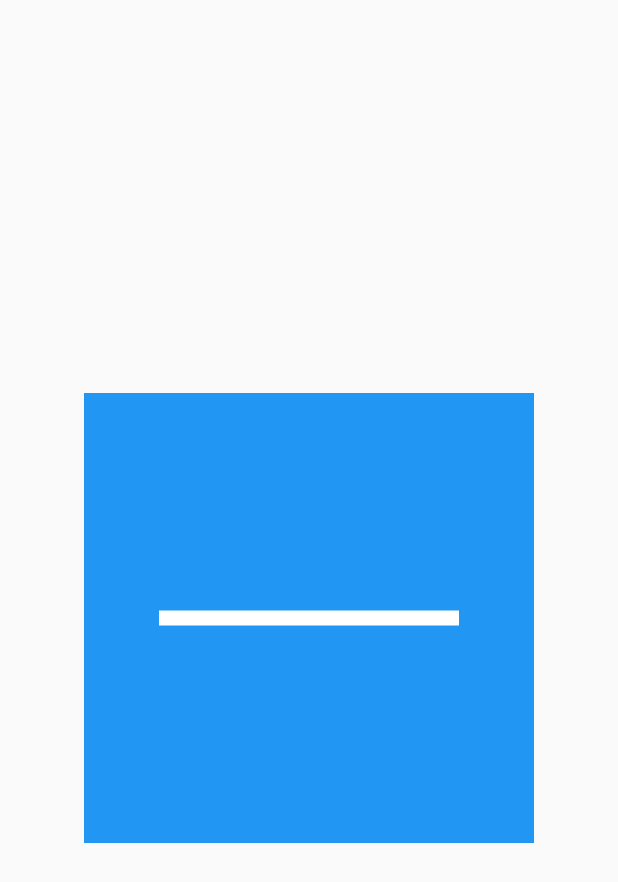
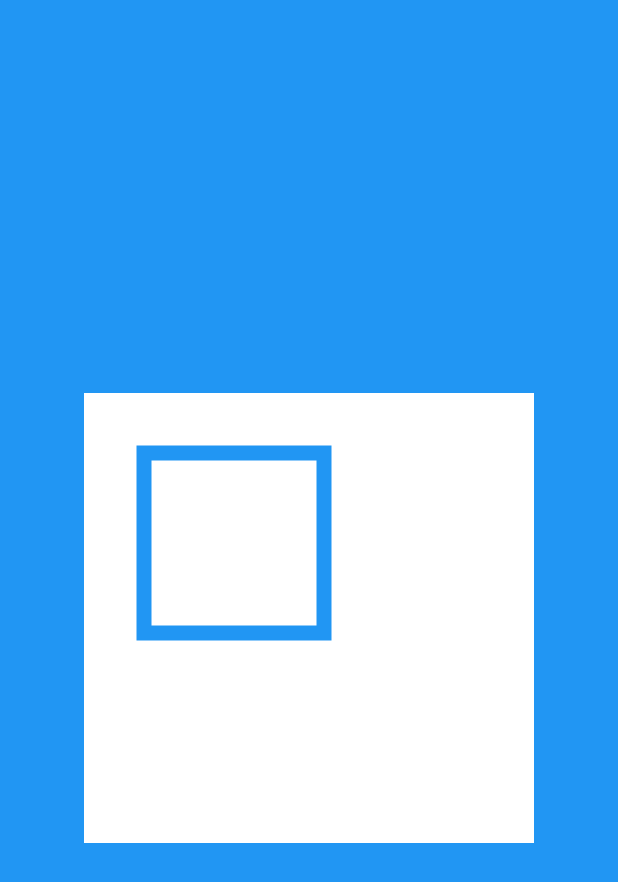
Before and after one commit to ahadjonovss/custom_paint_sample, a Flutter app: the screen it shows after launch, on a phone screen of 412 x 824 dp. Shown: the top 882 px of the screen. Run offline on Flutter 3.47's test engine with Material 2 defaults, Android fonts, the phone set to English and light mode, and no system bars.

Commit message:
Done: Draw Rectangle

```diff
--- a/lib/main.dart
+++ b/lib/main.dart
@@ -1,4 +1,5 @@
 import 'package:custom_paint_sample/preparing/line.dart';
+import 'package:custom_paint_sample/preparing/rectangle.dart';
 import 'package:flutter/material.dart';
 
 void main() {
@@ -15,7 +16,7 @@ class MyApp extends StatelessWidget {
       theme: ThemeData(
         primarySwatch: Colors.blue,
       ),
-      home: DrawLinePreparing(),
+      home: DrawRectanglePreparing(),
     );
   }
 }
--- a/lib/preparing/line.dart
+++ b/lib/preparing/line.dart
@@ -27,7 +27,10 @@ class LinePainter extends CustomPainter{
     final paint=Paint()..strokeWidth=10..color=Colors.white;
 
     canvas.drawLine(
+      //boshlanish nuqta
       Offset(size.width*1/6,size.height*1/2),
+
+      //yakuniy nuqta
       Offset(size.width*5/6,size.height*1/2),
       paint
     );
--- /dev/null
+++ b/lib/preparing/rectangle.dart
@@ -0,0 +1,41 @@
+import 'package:flutter/material.dart';
+
+class DrawRectanglePreparing extends StatelessWidget {
+  const DrawRectanglePreparing({Key? key}) : super(key: key);
+
+  @override
+  Widget build(BuildContext context) {
+    return Scaffold(
+      backgroundColor: Colors.blue,
+      body: Center(
+          child: Container(
+            color: Colors.white,
+            width: 300,
+            height: 300,
+            child: CustomPaint(
+              painter: RectangleDrawer(),
+            ),
+          )),
+    );
+  }
+}
+
+class RectangleDrawer extends CustomPainter {
+  @override
+  void paint(Canvas canvas, Size size) {
+    final paint = Paint()
+      ..color = Colors.blue
+      ..strokeWidth = 10
+      ..style = PaintingStyle.stroke;
+
+    final rect=Rect.fromPoints(
+      Offset(40,40),
+      Offset(160,160)
+    );
+
+    canvas.drawRect(rect, paint);
+  }
+
+  @override
+  bool shouldRepaint(covariant CustomPainter oldDelegate)=>false;
+}
```
